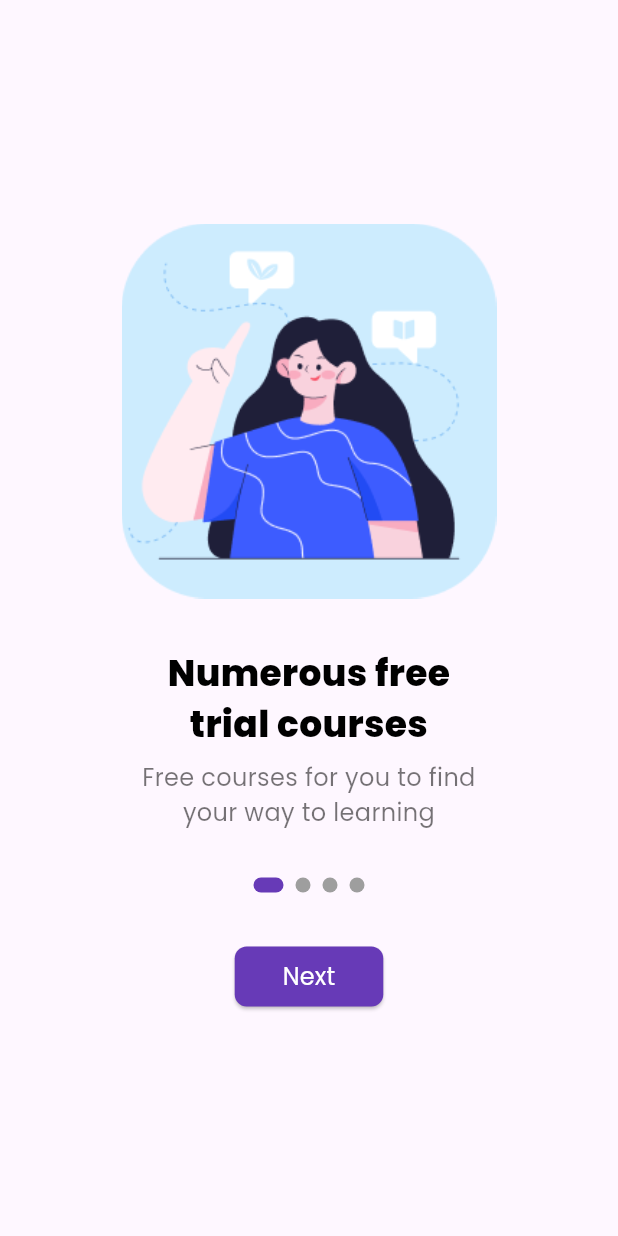
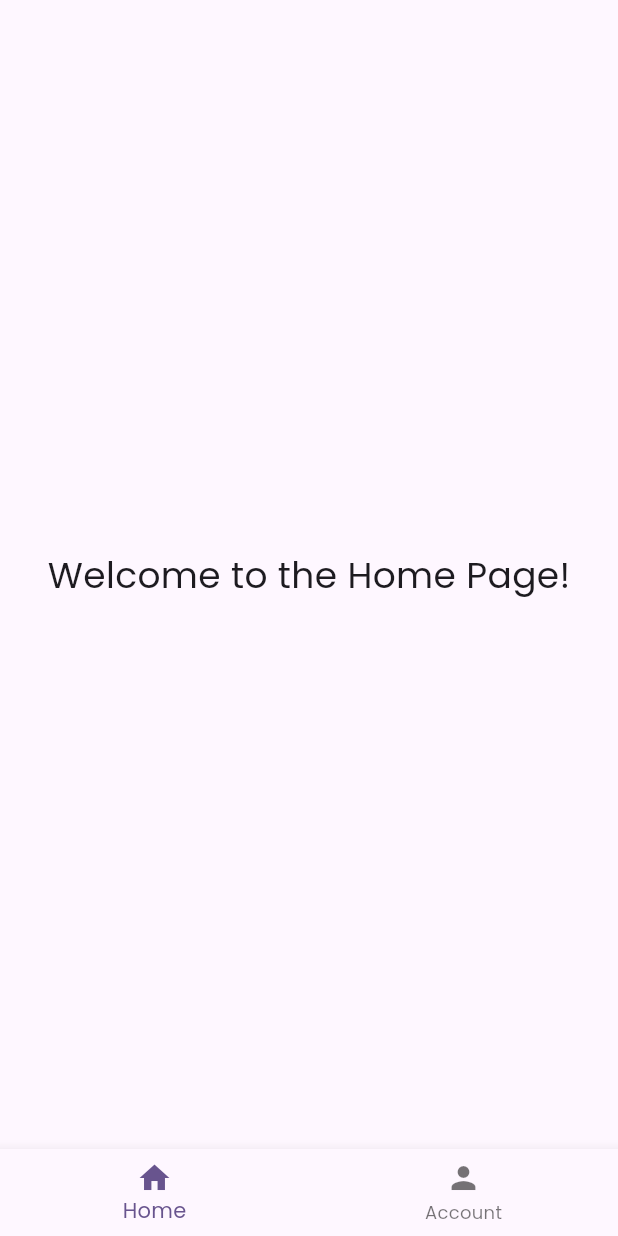
Before and after one commit to karahanharunn/flutter_clean_architecture, a Flutter app: the screen it shows after launch, on a phone screen of 412 x 824 dp. Run offline on Flutter 3.47's test engine with Material 3 defaults, Android fonts, the phone set to English and light mode, and no system bars.

Commit message:
architecture updates

```diff
--- /dev/null
+++ b/lib/features/Home/presentation/pages/home_page.dart
@@ -0,0 +1,15 @@
+import 'package:flutter/material.dart';
+
+class HomePage extends StatelessWidget {
+  @override
+  Widget build(BuildContext context) {
+    return Scaffold(
+      body: Center(
+        child: Text(
+          'Welcome to the Home Page!',
+          style: TextStyle(fontSize: 24),
+        ),
+      ),
+    );
+  }
+}
--- a/lib/features/Login/presentation/pages/InitialScreens/initial_screen_one.dart
+++ b/lib/features/Login/presentation/pages/InitialScreens/initial_screen_one.dart
@@ -1,7 +1,7 @@
 import 'package:flutter/material.dart';
 import 'package:testapp/features/Login/presentation/pages/InitialScreens/initial_screen_two.dart';
-import 'package:testapp/features/Login/presentation/pages/InitialScreens/widgets/Information.dart';
-import 'package:testapp/features/Login/presentation/pages/InitialScreens/widgets/page_indicator.dart';
+import 'package:testapp/features/Login/presentation/widgets/Information.dart';
+import 'package:testapp/features/Login/presentation/widgets/page_indicator.dart';
 
 class InitialScreenOne extends StatelessWidget {
   @override
--- a/lib/features/Login/presentation/pages/InitialScreens/initial_screen_three.dart
+++ b/lib/features/Login/presentation/pages/InitialScreens/initial_screen_three.dart
@@ -1,7 +1,7 @@
 import 'package:flutter/material.dart';
 import 'package:testapp/features/Login/presentation/pages/InitialScreens/login_or_register.dart';
-import 'package:testapp/features/Login/presentation/pages/InitialScreens/widgets/Information.dart';
-import 'package:testapp/features/Login/presentation/pages/InitialScreens/widgets/page_indicator.dart';
+import 'package:testapp/features/Login/presentation/widgets/Information.dart';
+import 'package:testapp/features/Login/presentation/widgets/page_indicator.dart';
 
 class InitialScreenThree extends StatelessWidget {
   const InitialScreenThree({super.key});
--- a/lib/features/Login/presentation/pages/InitialScreens/initial_screen_two.dart
+++ b/lib/features/Login/presentation/pages/InitialScreens/initial_screen_two.dart
@@ -1,7 +1,7 @@
 import 'package:flutter/material.dart';
 import 'package:testapp/features/Login/presentation/pages/InitialScreens/initial_screen_three.dart';
-import 'package:testapp/features/Login/presentation/pages/InitialScreens/widgets/Information.dart';
-import 'package:testapp/features/Login/presentation/pages/InitialScreens/widgets/page_indicator.dart';
+import 'package:testapp/features/Login/presentation/widgets/Information.dart';
+import 'package:testapp/features/Login/presentation/widgets/page_indicator.dart';
 
 class InitialScreenTwo extends StatelessWidget {
   @override
--- a/lib/features/Login/presentation/pages/InitialScreens/login_or_register.dart
+++ b/lib/features/Login/presentation/pages/InitialScreens/login_or_register.dart
@@ -1,7 +1,7 @@
 import 'package:flutter/material.dart';
 import 'package:testapp/features/Login/presentation/pages/InitialScreens/initial_screen_two.dart';
-import 'package:testapp/features/Login/presentation/pages/InitialScreens/widgets/Information.dart';
-import 'package:testapp/features/Login/presentation/pages/InitialScreens/widgets/page_indicator.dart';
+import 'package:testapp/features/Login/presentation/widgets/Information.dart';
+import 'package:testapp/features/Login/presentation/widgets/page_indicator.dart';
 import 'package:testapp/features/Login/presentation/pages/login_page.dart';
 import 'package:testapp/features/Login/presentation/pages/register_page.dart';
 
--- a/lib/features/Login/presentation/pages/login_page.dart
+++ b/lib/features/Login/presentation/pages/login_page.dart
@@ -1,5 +1,5 @@
 import 'package:flutter/material.dart';
-import 'package:testapp/features/Login/presentation/pages/widgets/input.dart';
+import 'package:testapp/features/Login/presentation/widgets/input.dart';
 
 class LoginPage extends StatelessWidget {
   final _formKey = GlobalKey<FormState>();
--- a/lib/features/Login/presentation/pages/register_page.dart
+++ b/lib/features/Login/presentation/pages/register_page.dart
@@ -1,5 +1,5 @@
 import 'package:flutter/material.dart';
-import 'package:testapp/features/Login/presentation/pages/widgets/input.dart';
+import 'package:testapp/features/Login/presentation/widgets/input.dart';
 
 class RegisterPage extends StatelessWidget {
   final _formKey = GlobalKey<FormState>();
--- /dev/null
+++ b/lib/layout.dart
@@ -0,0 +1,42 @@
+import 'package:flutter/material.dart';
+import 'package:testapp/features/Account/presentation/pages/account_page.dart';
+import 'package:testapp/features/Home/presentation/pages/home_page.dart';
+
+class Layout extends StatefulWidget {
+  @override
+  _LayoutState createState() => _LayoutState();
+}
+
+class _LayoutState extends State<Layout> {
+  int _currentIndex = 0;
+
+  final List<Widget> _pages = [
+    HomePage(),
+    AccountPage(),
+  ];
+
+  @override
+  Widget build(BuildContext context) {
+    return Scaffold(
+      body: _pages[_currentIndex],
+      bottomNavigationBar: BottomNavigationBar(
+        currentIndex: _currentIndex,
+        onTap: (index) {
+          setState(() {
+            _currentIndex = index;
+          });
+        },
+        items: const [
+          BottomNavigationBarItem(
+            icon: Icon(Icons.home),
+            label: 'Home',
+          ),
+          BottomNavigationBarItem(
+            icon: Icon(Icons.person),
+            label: 'Account',
+          ),
+        ],
+      ),
+    );
+  }
+}
--- a/lib/main.dart
+++ b/lib/main.dart
@@ -5,6 +5,7 @@ import 'package:testapp/features/Login/presentation/pages/InitialScreens/initial
 import 'package:testapp/features/Login/presentation/pages/InitialScreens/login_or_register.dart';
 import 'package:testapp/features/Login/presentation/pages/login_page.dart';
 import 'package:testapp/features/Login/presentation/pages/register_page.dart';
+import 'package:testapp/layout.dart';
 
 void main() {
   runApp(const MyApp());
@@ -22,7 +23,7 @@ class MyApp extends StatelessWidget {
           colorScheme: ColorScheme.fromSeed(seedColor: Colors.deepPurple),
           useMaterial3: true,
           fontFamily: "Poppins"),
-      initialRoute: '/initial_page_first',
+      initialRoute: '/layout',
       routes: {
         "/": (context) => InitialScreenOne(),
         '/initial_page_first': (context) => InitialScreenOne(),
@@ -31,6 +32,7 @@ class MyApp extends StatelessWidget {
         '/login_or_register': (context) => LoginOrRegister(),
         '/register': (context) => RegisterPage(),
         '/login': (context) => LoginPage(),
+        '/layout': (context) => Layout(),
       },
     );
   }
--- a/pubspec.yaml
+++ b/pubspec.yaml
@@ -64,6 +64,7 @@ flutter:
     - assets/images/illustration 02.png
     - assets/images/illustration 03.jpg
     - assets/images/illustration 04.png
+    - assets/images/Avatar.png
 
   # An image asset can refer to one or more resolution-specific "variants", see
   # https://flutter.dev/assets-and-images/#resolution-aware
```
Also changed, not shown: lib/features/Account/presentation/pages/account_page.dart (added, +44 -0 lines), lib/features/Account/presentation/widgets/account_item.dart (added, +24 -0 lines), assets/images/Avatar.png (added), lib/features/Login/presentation/widgets/Information.dart (renamed from lib/features/Login/presentation/pages/InitialScreens/widgets/Information.dart), lib/features/Login/presentation/widgets/input.dart (renamed from lib/features/Login/presentation/pages/widgets/input.dart), lib/features/Login/presentation/widgets/page_indicator.dart (renamed from lib/features/Login/presentation/pages/InitialScreens/widgets/page_indicator.dart).
